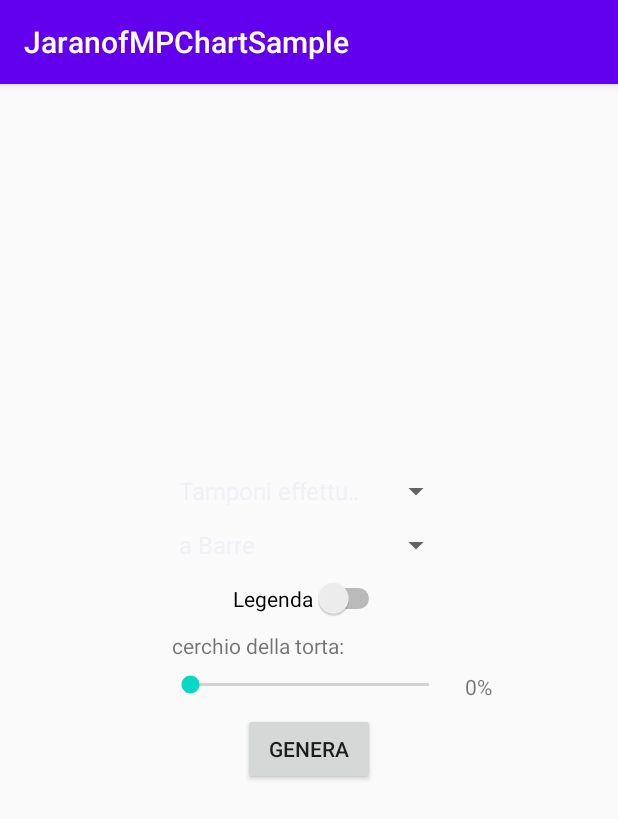
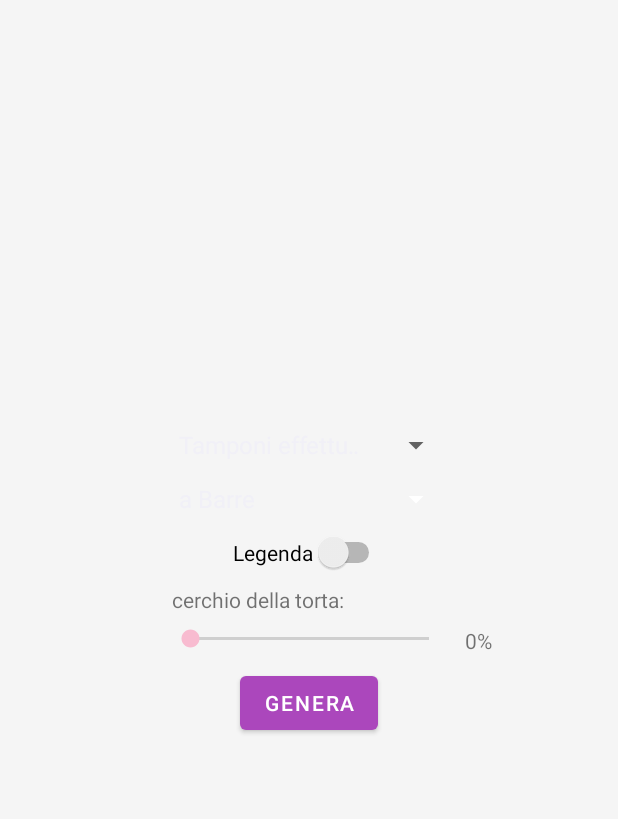
Before and after one commit to anCx04/JaranofMPChartSample, an Android app: the screen it shows after launch (MainActivity), on a phone screen of 412 x 824 dp. Shown: the top 819 px of the screen. Run offline under Robolectric (Android 15) with nearby library versions, the phone set to English and light mode, and no system bars; our stand-ins replace Volley.

```diff
--- a/app/src/main/AndroidManifest.xml
+++ b/app/src/main/AndroidManifest.xml
@@ -14,7 +14,7 @@
         <activity
             android:name=".SecondActivity"
             android:label="@string/title_activity_second"
-            android:theme="@style/AppTheme.NoActionBar"></activity>
+            android:theme="@style/AppTheme"></activity>
         <activity android:name=".buildChart"></activity>
         <activity android:name=".MainActivity">
             <intent-filter>
--- a/app/src/main/res/layout/activity_main.xml
+++ b/app/src/main/res/layout/activity_main.xml
@@ -4,6 +4,7 @@
     xmlns:tools="http://schemas.android.com/tools"
     android:layout_width="match_parent"
     android:layout_height="match_parent"
+    android:background="@color/backgroundc"
     tools:context=".MainActivity">
 
     <Spinner
@@ -11,6 +12,7 @@
         android:layout_width="190dp"
         android:layout_height="28dp"
         android:layout_marginBottom="8dp"
+        android:backgroundTint="#FFFFFF"
         android:text="Hello World!"
         app:layout_constraintBottom_toTopOf="@+id/swEnableLegend"
         app:layout_constraintEnd_toEndOf="parent"
--- a/app/src/main/res/values/colors.xml
+++ b/app/src/main/res/values/colors.xml
@@ -1,7 +1,8 @@
 <?xml version="1.0" encoding="utf-8"?>
 <resources>
-    <color name="colorPrimary">#6200EE</color>
-    <color name="colorPrimaryDark">#3700B3</color>
-    <color name="colorAccent">#03DAC5</color>
+    <color name="colorPrimary">#ab47bc</color>
+    <color name="colorPrimaryDark">#790e8b</color>
+    <color name="colorAccent">#f8bbd0</color>
     <color name="colorMarker">#dadadc</color>
+    <color name="backgroundc">#f5f5f5</color>
 </resources>
--- a/app/src/main/res/values/styles.xml
+++ b/app/src/main/res/values/styles.xml
@@ -1,11 +1,12 @@
 <resources>
 
     <!-- Base application theme. -->
-    <style name="AppTheme" parent="Theme.AppCompat.Light.DarkActionBar">
+    <style name="AppTheme" parent="@style/Theme.MaterialComponents.DayNight.NoActionBar">
         <!-- Customize your theme here. -->
         <item name="colorPrimary">@color/colorPrimary</item>
         <item name="colorPrimaryDark">@color/colorPrimaryDark</item>
         <item name="colorAccent">@color/colorAccent</item>
+        <item name="background">@color/backgroundc</item>
     </style>
 
     <style name="AppTheme.NoActionBar">
```
